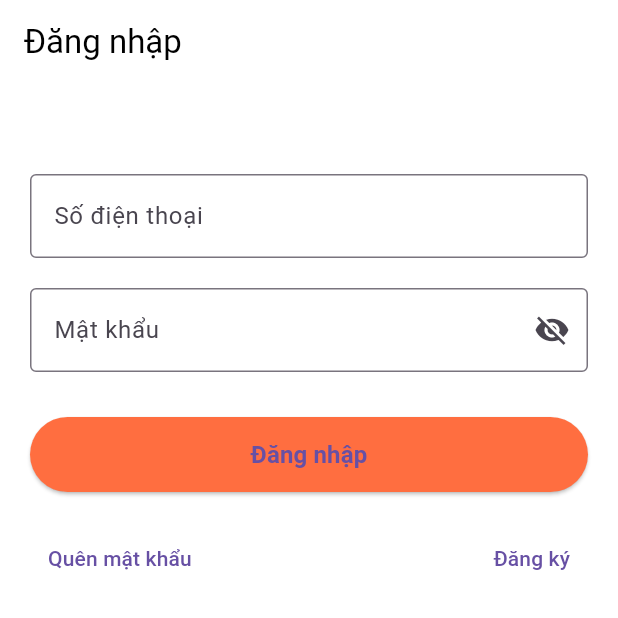
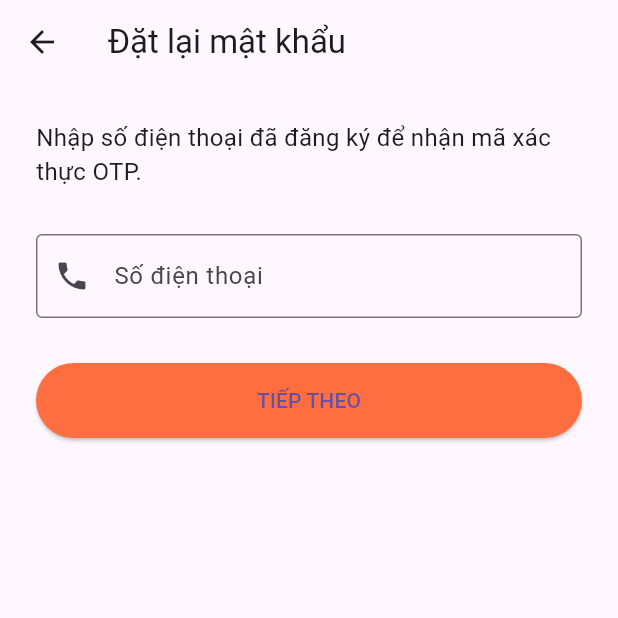
Before and after one commit to hieuDV171/Army-Ecommerce-FE, a Flutter app: the screen it shows after launch, after a tap on "Quên mật khẩu", on a phone screen of 412 x 824 dp, the top half of it. Run offline on Flutter 3.47's test engine with Material 3 defaults, Android fonts, the light colour scheme and no system bars; our stand-ins replace dio, equatable, flutter_bloc, flutter_dotenv, logger, shared_preferences.

Commit message:
Placeholder API check OTP và luồng mật khẩu

```diff
--- a/lib/blocs/auth/auth_event.dart
+++ b/lib/blocs/auth/auth_event.dart
@@ -52,3 +52,33 @@ class VerifyOtpPressed extends AuthEvent {
   @override
   List<Object?> get props => [phoneNumber, code];
 }
+
+// Sự kiện yêu cầu gửi mã OTP quên mật khẩu
+class ForgotPasswordRequested extends AuthEvent {
+  final String phoneNumber;
+  ForgotPasswordRequested({required this.phoneNumber});
+
+  @override
+  List<Object?> get props => [phoneNumber];
+}
+
+// Sự kiện xác thực mã OTP quên mật khẩu
+class VerifyResetCodeRequested extends AuthEvent {
+  final String phoneNumber;
+  final String resetCode;
+
+  VerifyResetCodeRequested({required this.phoneNumber, required this.resetCode});
+
+  @override
+  List<Object?> get props => [phoneNumber, resetCode];
+}
+
+class ResetPasswordRequested extends AuthEvent {
+  final String phoneNumber;
+  final String newPassword;
+
+  ResetPasswordRequested({required this.phoneNumber, required this.newPassword});
+
+  @override
+  List<Object?> get props => [phoneNumber, newPassword];
+}
--- a/lib/blocs/auth/auth_state.dart
+++ b/lib/blocs/auth/auth_state.dart
@@ -47,3 +47,33 @@ class AuthLogoutSuccess extends AuthState {}
 
 // Trạng thái xác định người dùng chưa đăng nhập hoặc token hết hạn
 class Unauthenticated extends AuthState {}
+
+// Trạng thái báo hiệu mã OTP đã được gửi thành công
+class ForgotPasswordCodeSent extends AuthState {
+  final String phoneNumber;
+  final String otp; // Biến tạm để giữ mã OTP từ BE trả về
+  ForgotPasswordCodeSent({required this.phoneNumber, required this.otp});
+
+  @override
+  List<Object?> get props => [phoneNumber, otp];
+}
+
+class VerifyResetCodeSuccess extends AuthState {
+  final String phoneNumber;
+  final String resetCode; // Giữ lại mã code để gửi kèm ở bước Reset mật khẩu cuối cùng
+
+  VerifyResetCodeSuccess({required this.phoneNumber, required this.resetCode});
+
+  @override
+  List<Object?> get props => [phoneNumber, resetCode];
+}
+
+// Trạng thái báo hiệu đã đặt lại mật khẩu thành công
+class ResetPasswordSuccess extends AuthState {
+  final UserModel user;
+
+  ResetPasswordSuccess({required this.user});
+
+  @override
+  List<Object?> get props => [user];
+}
--- /dev/null
+++ b/lib/ui/auth/forgot_password_screen.dart
@@ -0,0 +1,98 @@
+import 'package:army_ecommerce/blocs/auth/auth_bloc.dart';
+import 'package:army_ecommerce/blocs/auth/auth_event.dart';
+import 'package:army_ecommerce/blocs/auth/auth_state.dart';
+import 'package:army_ecommerce/ui/auth/verify_otp_screen.dart';
+import 'package:flutter/material.dart';
+import 'package:flutter_bloc/flutter_bloc.dart';
+
+class ForgotPasswordScreen extends StatefulWidget {
+  const ForgotPasswordScreen({super.key});
+
+  @override
+  State<ForgotPasswordScreen> createState() => _ForgotPasswordScreenState();
+}
+
+class _ForgotPasswordScreenState extends State<ForgotPasswordScreen> {
+  final TextEditingController _phoneController = TextEditingController();
+
+  void _onSubmit() {
+    final phone = _phoneController.text.trim();
+    // Validate cơ bản tại client: bắt đầu bằng số 0 và đủ 10 số
+    if (!RegExp(r'^0[0-9]{9}$').hasMatch(phone)) {
+      ScaffoldMessenger.of(context).showSnackBar(
+        const SnackBar(content: Text('Số điện thoại không hợp lệ')),
+      );
+      return;
+    }
+
+    // Gửi sự kiện vào BLoC
+    context.read<AuthBloc>().add(ForgotPasswordRequested(phoneNumber: phone));
+  }
+
+  @override
+  Widget build(BuildContext context) {
+    return BlocListener<AuthBloc, AuthState>(
+        listener: (context, state) {
+          if (state is ForgotPasswordCodeSent) {
+            // Gửi mã OK -> Chuyển sang màn hình nhập OTP
+            Navigator.push(
+              context,
+              MaterialPageRoute(
+                builder: (_) => VerifyOtpScreen(
+                    phoneNumber: state.phoneNumber,
+                    isForgotPassword: true, // Đánh dấu đây là luồng quên mật khẩu
+                  // ---------------------------------------------
+                    tempOtp: state.otp, // OTP từ response BE
+                  // ----------------------------------------------
+                ),
+              ),
+            );
+          } else if (state is AuthFailure) {
+            ScaffoldMessenger.of(context).showSnackBar(
+              SnackBar(content: Text('Lỗi: ${state.error}'))
+            );
+          }
+        },
+        child: Scaffold(
+          appBar: AppBar(title: const Text('Đặt lại mật khẩu'),),
+          body: Padding(
+            padding: const EdgeInsets.all(24.0),
+            child: Column(
+              crossAxisAlignment: CrossAxisAlignment.stretch,
+              children: [
+                const Text(
+                    'Nhập số điện thoại đã đăng ký để nhận mã xác thực OTP.',
+                  style: TextStyle(fontSize: 16),
+                ),
+                const SizedBox(height: 30,),
+                TextField(
+                  controller: _phoneController,
+                  keyboardType: TextInputType.phone,
+                  decoration: const InputDecoration(
+                    labelText: 'Số điện thoại',
+                    border: OutlineInputBorder(),
+                    prefixIcon: Icon(Icons.phone),
+                  ),
+                ),
+                const SizedBox(height: 30,),
+                BlocBuilder<AuthBloc, AuthState>(
+                  builder: (context, state) {
+                    return ElevatedButton(
+                        onPressed: state is AuthLoading ? null : _onSubmit,
+                        style: ElevatedButton.styleFrom(
+                            backgroundColor: Colors.deepOrangeAccent,
+                            minimumSize: const Size(double.infinity, 50),
+                        ),
+                        child: state is AuthLoading
+                            ? const CircularProgressIndicator(color: Colors.white)
+                            : const Text('TIẾP THEO')
+                    );
+                  },
+                ),
+              ],
+            ),
+          )
+        ),
+    );
+  }
+}
--- a/lib/ui/auth/login_screen.dart
+++ b/lib/ui/auth/login_screen.dart
@@ -1,6 +1,7 @@
 import 'package:army_ecommerce/blocs/auth/auth_bloc.dart';
 import 'package:army_ecommerce/blocs/auth/auth_event.dart';
 import 'package:army_ecommerce/blocs/auth/auth_state.dart';
+import 'package:army_ecommerce/ui/auth/forgot_password_screen.dart';
 import 'package:army_ecommerce/ui/auth/signup_screen.dart';
 import 'package:flutter/material.dart';
 import 'package:flutter_bloc/flutter_bloc.dart';
@@ -54,7 +55,7 @@ class _LoginScreenState extends State<LoginScreen> {
     return Scaffold(
       backgroundColor: Colors.white,
       appBar: AppBar(
-        title: const Text('Đăng nhập', style: TextStyle(color: Colors.black)), //[cite: 1]
+        title: const Text('Đăng nhập', style: TextStyle(color: Colors.black)),
         backgroundColor: Colors.white,
         elevation: 0,
       ),
@@ -105,7 +106,7 @@ class _LoginScreenState extends State<LoginScreen> {
                   controller: _passwordController,
                   obscureText: _isObscure, // Ẩn/hiện mật khẩu
                   decoration: InputDecoration(
-                    labelText: 'Mật khẩu', //[cite: 1]
+                    labelText: 'Mật khẩu',
                     border: const OutlineInputBorder(),
                     // Icon để toggle ẩn/hiện mật khẩu
                     suffixIcon: IconButton(
@@ -136,7 +137,7 @@ class _LoginScreenState extends State<LoginScreen> {
                               color: Colors.white,
                             )
                           : const Text(
-                            'Đăng nhập', //[cite: 1]
+                            'Đăng nhập',
                             style: TextStyle(fontSize: 16, fontWeight: FontWeight.bold),
                           ),
                   ),
@@ -148,8 +149,12 @@ class _LoginScreenState extends State<LoginScreen> {
                   mainAxisAlignment: MainAxisAlignment.spaceBetween,
                   children: [
                     TextButton(
-                        onPressed: () {},
-                        child: const Text('Quên mật khẩu'), //[cite: 1]
+                        onPressed: () {
+                          Navigator.push(
+                              context,
+                              MaterialPageRoute(builder: (context) => const ForgotPasswordScreen()));
+                        },
+                        child: const Text('Quên mật khẩu'),
                     ),
                     TextButton(
                         onPressed: () {
```
Also changed, not shown: lib/blocs/auth/auth_bloc.dart (+63 -1 lines), lib/repositories/auth_repository.dart (+94 -34 lines), lib/ui/auth/create_new_password_screen.dart (added, +126 -0 lines), lib/ui/auth/verify_otp_screen.dart (+53 -6 lines).
